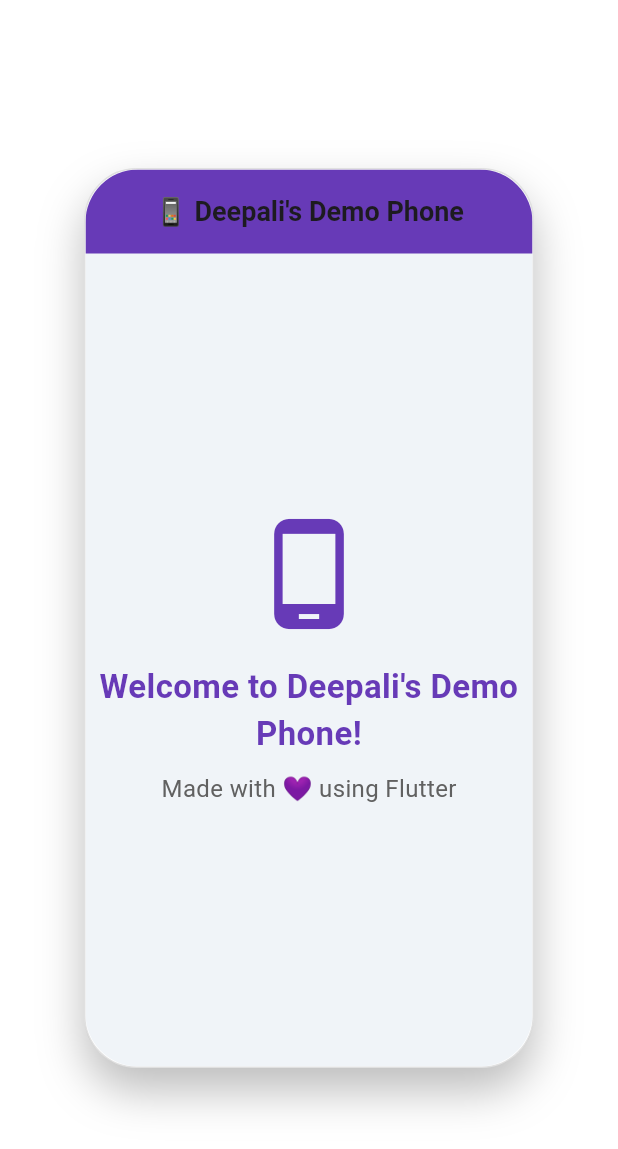
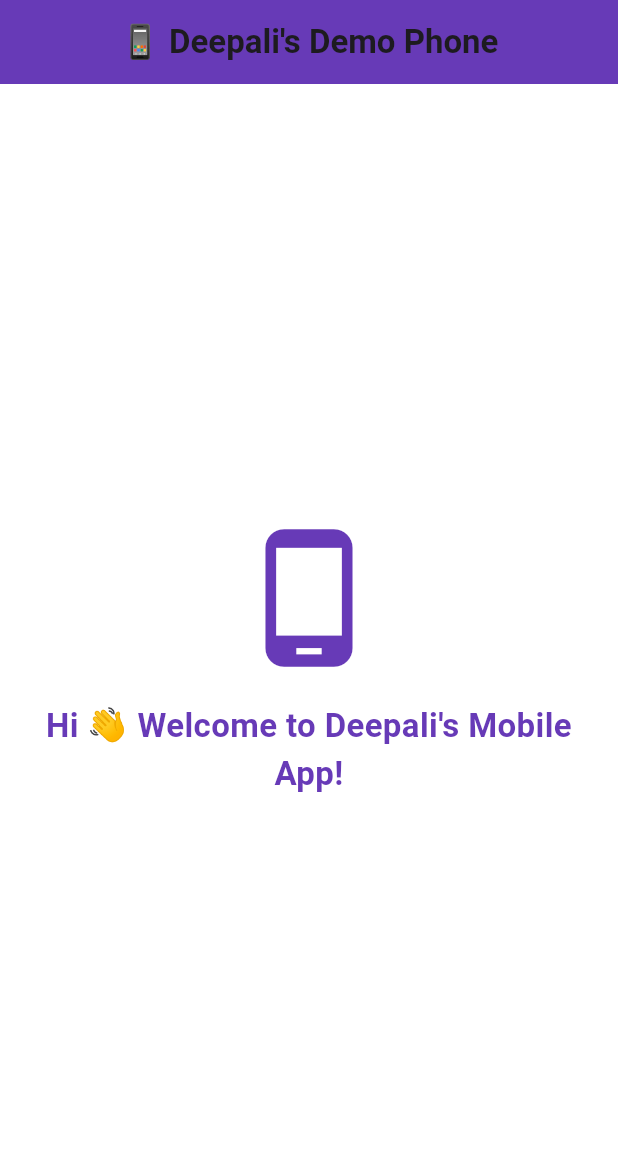
Before and after one commit to Deepali73/flutter_app, a Flutter app: the screen it shows after launch, on a phone screen of 412 x 824 dp. Shown: the top 1149 px of the screen. Run offline on Flutter 3.47's test engine with Material 3 defaults, Android fonts, the phone set to English and light mode, and no system bars.

Commit message:
initial-commit

```diff
--- a/lib/main.dart
+++ b/lib/main.dart
@@ -1,72 +1,52 @@
 import 'package:flutter/material.dart';
 
 void main() {
-  runApp(
-    MaterialApp(
+  runApp(DeepaliDemoPhone());
+}
+
+class DeepaliDemoPhone extends StatelessWidget {
+  @override
+  Widget build(BuildContext context) {
+    return MaterialApp(
+      title: 'Deepali Demo Phone',
       debugShowCheckedModeBanner: false,
-      home: Center(
-        child: Container(
-          width: 300, // Simulated phone width
-          height: 600, // Simulated phone height
-          decoration: BoxDecoration(
-            color: Colors.white,
-            borderRadius: BorderRadius.circular(35),
-            boxShadow: [
-              BoxShadow(
-                color: Colors.black26,
-                blurRadius: 25,
-                offset: Offset(0, 15),
-              ),
-            ],
-            border: Border.all(color: Colors.black12),
-          ),
-          child: ClipRRect(
-            borderRadius: BorderRadius.circular(35),
-            child: Scaffold(
-              backgroundColor: Color(0xFFF0F4F8),
+      home: Scaffold(
+        backgroundColor: Colors.grey[200], // light background
         appBar: AppBar(
           backgroundColor: Colors.deepPurple,
-                centerTitle: true,
-                title: Text(
-                  "📱 Deepali's Demo Phone",
-                  style: TextStyle(
-                    fontWeight: FontWeight.bold,
-                    fontSize: 18,
+          title: Center(
+            child: Text(
+              '📱 Deepali\'s Demo Phone',
+              style: TextStyle(fontWeight: FontWeight.bold),
             ),
           ),
         ),
-              body: Center(
+        body: Container(
+          width: double.infinity,
+          padding: EdgeInsets.all(20),
+          color: Colors.white,
+          child: Center(
             child: Column(
               mainAxisAlignment: MainAxisAlignment.center,
               children: [
-                    Icon(Icons.phone_android, size: 80, color: Colors.deepPurple),
+                Icon(Icons.phone_android, size: 100, color: Colors.deepPurple),
                 SizedBox(height: 20),
                 Text(
-                      "Welcome to Deepali's Demo Phone!",
-                      textAlign: TextAlign.center,
+                  'Hi 👋 Welcome to Deepali\'s Mobile App!',
                   style: TextStyle(
                     fontSize: 22,
-                        fontWeight: FontWeight.bold,
+                    fontWeight: FontWeight.w600,
                     color: Colors.deepPurple,
                   ),
-                    ),
-                    SizedBox(height: 10),
-                    Text(
-                      "Made with 💜 using Flutter",
-                      style: TextStyle(
-                        fontSize: 16,
-                        color: Colors.grey[700],
-                      ),
+                  textAlign: TextAlign.center,
                 ),
               ],
             ),
           ),
         ),
       ),
-        ),
-      ),
-    ),
     );
+  }
 }
 
 
```
Lines whose indentation alone changed are shown as unchanged.
